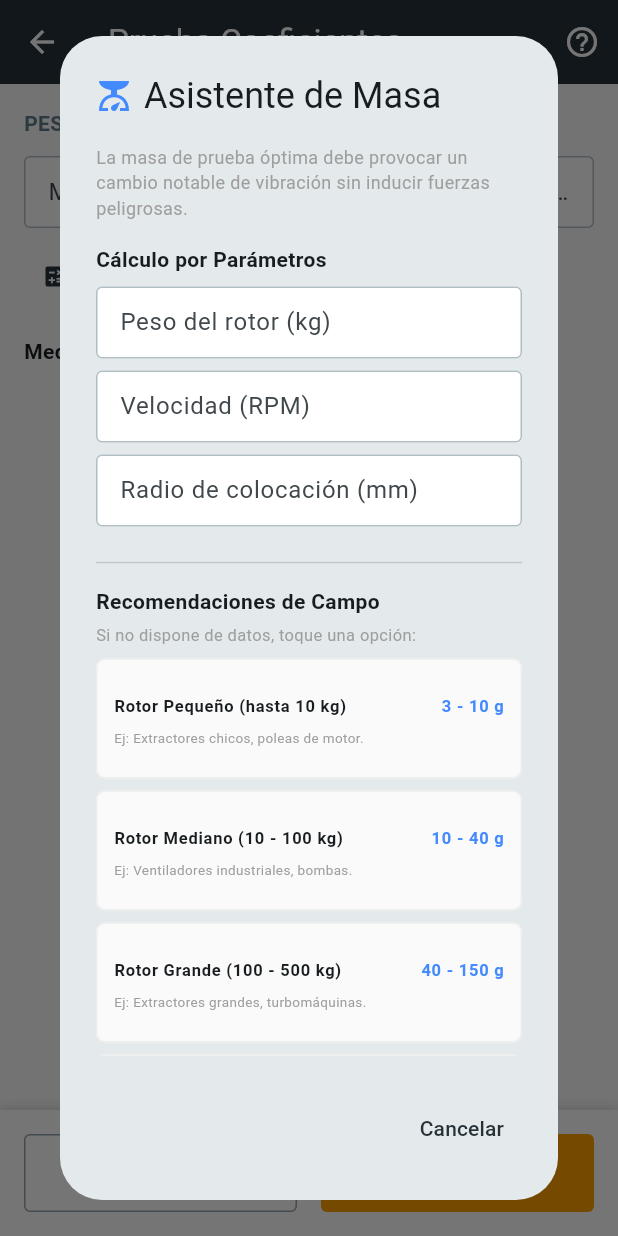
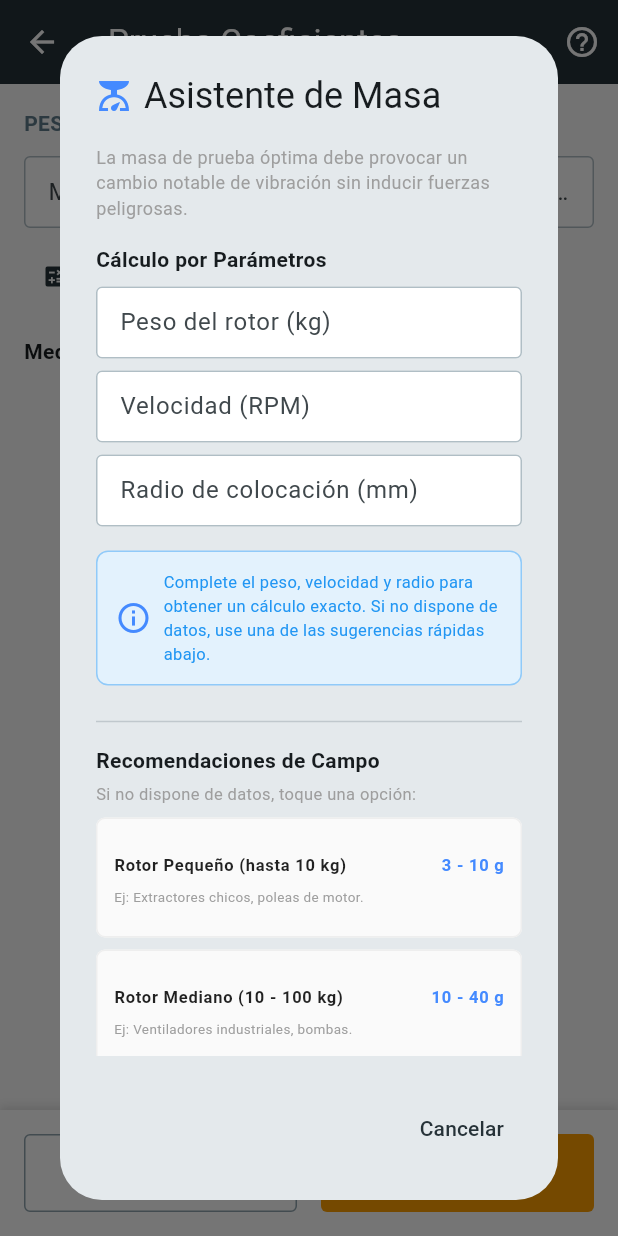
Before and after one commit to a8abhinav02-lgtm/balanceo_app, a Flutter app: the PruebaCoeficientesScreen screen opened by its route, after a tap on "Calcular Masa Sugerida", on a phone screen of 412 x 824 dp. Run offline on Flutter 3.47's test engine with Material 3 defaults, Android fonts, the phone set to English and light mode, and no system bars; our stand-ins replace flutter_markdown, pdf, share_plus, shared_preferences; missing offline and left inert: file_saver; accounts and stored records are empty; project files that could hold a hidden picture were left out.

Commit message:
Refinar Paso 1: Agregar banner informativo y resaltado empírico según peso en el asistente de masa

```diff
--- a/lib/screens/prueba_coeficientes_screen.dart
+++ b/lib/screens/prueba_coeficientes_screen.dart
@@ -385,6 +385,12 @@ class _AsistenteMasaDialogState extends State<_AsistenteMasaDialog> {
 
   @override
   Widget build(BuildContext context) {
+    final p = double.tryParse(_pesoController.text) ?? 0.0;
+    final bool esPequeno = p > 0 && p <= 10;
+    final bool esMediano = p > 10 && p <= 100;
+    final bool esGrande = p > 100 && p <= 500;
+    final bool esMuyGrande = p > 500;
+
     return AlertDialog(
       title: const Row(
         children: [
@@ -457,6 +463,29 @@ class _AsistenteMasaDialogState extends State<_AsistenteMasaDialog> {
                 ),
               ),
               const SizedBox(height: 16),
+            ] else ...[
+              Container(
+                width: double.infinity,
+                padding: const EdgeInsets.all(12),
+                decoration: BoxDecoration(
+                  color: Colors.blue.shade50,
+                  borderRadius: BorderRadius.circular(8),
+                  border: Border.all(color: Colors.blue.shade200),
+                ),
+                child: const Row(
+                  children: [
+                    Icon(Icons.info_outline, color: Colors.blueAccent),
+                    SizedBox(width: 8),
+                    Expanded(
+                      child: Text(
+                        'Complete el peso, velocidad y radio para obtener un cálculo exacto. Si no dispone de datos, use una de las sugerencias rápidas abajo.',
+                        style: TextStyle(fontSize: 11, color: Colors.blue),
+                      ),
+                    ),
+                  ],
+                ),
+              ),
+              const SizedBox(height: 16),
             ],
 
             const Divider(),
@@ -465,10 +494,10 @@ class _AsistenteMasaDialogState extends State<_AsistenteMasaDialog> {
             const SizedBox(height: 4),
             const Text('Si no dispone de datos, toque una opción:', style: TextStyle(fontSize: 11, color: Colors.grey)),
             const SizedBox(height: 8),
-            _buildEmpiricalOption('Rotor Pequeño (hasta 10 kg)', '3 - 10 g', 'Ej: Extractores chicos, poleas de motor.'),
-            _buildEmpiricalOption('Rotor Mediano (10 - 100 kg)', '10 - 40 g', 'Ej: Ventiladores industriales, bombas.'),
-            _buildEmpiricalOption('Rotor Grande (100 - 500 kg)', '40 - 150 g', 'Ej: Extractores grandes, turbomáquinas.'),
-            _buildEmpiricalOption('Rotor Muy Grande (> 500 kg)', '> 150 g', 'Ej: Torres de enfriamiento gigantes.'),
+            _buildEmpiricalOption('Rotor Pequeño (hasta 10 kg)', '3 - 10 g', 'Ej: Extractores chicos, poleas de motor.', highlighted: esPequeno),
+            _buildEmpiricalOption('Rotor Mediano (10 - 100 kg)', '10 - 40 g', 'Ej: Ventiladores industriales, bombas.', highlighted: esMediano),
+            _buildEmpiricalOption('Rotor Grande (100 - 500 kg)', '40 - 150 g', 'Ej: Extractores grandes, turbomáquinas.', highlighted: esGrande),
+            _buildEmpiricalOption('Rotor Muy Grande (> 500 kg)', '> 150 g', 'Ej: Torres de enfriamiento gigantes.', highlighted: esMuyGrande),
           ],
         ),
       ),
@@ -489,18 +518,31 @@ class _AsistenteMasaDialogState extends State<_AsistenteMasaDialog> {
     );
   }
 
-  Widget _buildEmpiricalOption(String label, String suggestion, String desc) {
+  Widget _buildEmpiricalOption(String label, String suggestion, String desc, {bool highlighted = false}) {
     return Card(
-      elevation: 0,
+      elevation: highlighted ? 1 : 0,
       margin: const EdgeInsets.only(bottom: 8),
-      color: Colors.grey.shade50,
-      shape: RoundedRectangleBorder(borderRadius: BorderRadius.circular(6), side: BorderSide(color: Colors.grey.shade200)),
+      color: highlighted ? Colors.blue.shade50 : Colors.grey.shade50,
+      shape: RoundedRectangleBorder(
+        borderRadius: BorderRadius.circular(6),
+        side: BorderSide(
+          color: highlighted ? Colors.blueAccent.shade200 : Colors.grey.shade200,
+          width: highlighted ? 1.5 : 1.0,
+        ),
+      ),
       child: ListTile(
         contentPadding: const EdgeInsets.symmetric(horizontal: 12, vertical: 4),
         title: Row(
           mainAxisAlignment: MainAxisAlignment.spaceBetween,
           children: [
-            Text(label, style: const TextStyle(fontSize: 11, fontWeight: FontWeight.bold)),
+            Text(
+              label + (highlighted ? ' (Sugerido)' : ''),
+              style: TextStyle(
+                fontSize: 11,
+                fontWeight: FontWeight.bold,
+                color: highlighted ? Colors.blue.shade900 : Colors.black87,
+              ),
+            ),
             Text(suggestion, style: const TextStyle(fontSize: 11, fontWeight: FontWeight.bold, color: Colors.blueAccent)),
           ],
         ),
```
Also changed, not shown: 1 other file.
